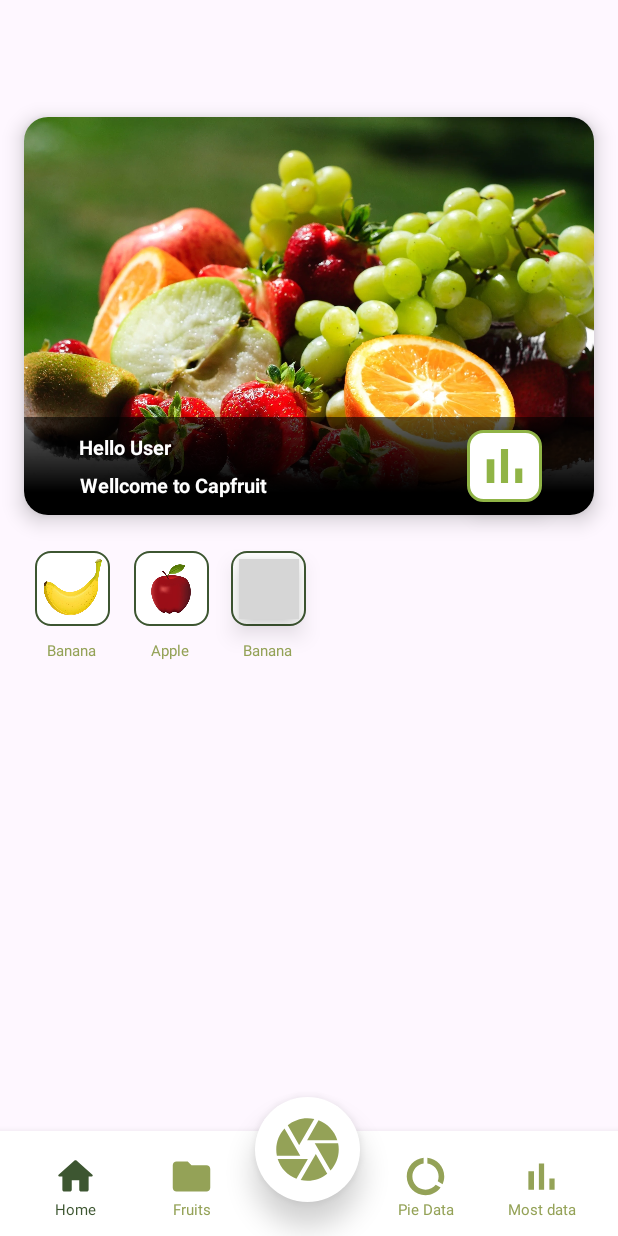
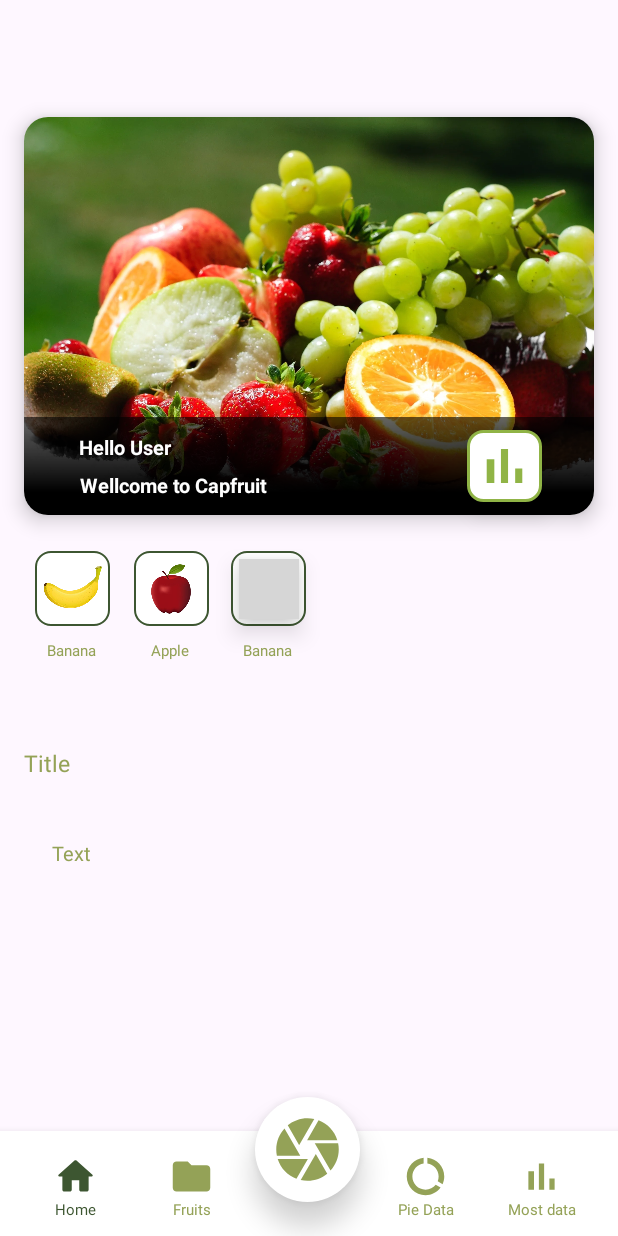
Before and after one commit to nickolandermilan30/Fruit-Detection, an Android app: the NoteActivity screen opened directly, with no data from a screen before it, on a phone screen of 412 x 824 dp. Run offline under Robolectric (Android 15) with nearby library versions, the light colour scheme and no system bars; Roboto replaces fonts that are not available here; grey boxes are pictures that could not be loaded.

Commit message:
April 14 2024

```diff
--- a/app/src/main/java/com/example/myapplication/NoteActivity.java
+++ b/app/src/main/java/com/example/myapplication/NoteActivity.java
@@ -1,23 +1,53 @@
 package com.example.myapplication;
 
 import android.os.Bundle;
-
-import androidx.activity.EdgeToEdge;
+import android.view.View;
+import android.widget.TextView;
 import androidx.appcompat.app.AppCompatActivity;
-import androidx.core.graphics.Insets;
-import androidx.core.view.ViewCompat;
-import androidx.core.view.WindowInsetsCompat;
 
 public class NoteActivity extends AppCompatActivity {
+
+    private TextView titleTextView;
+    private TextView textTextView;
 
     @Override
     protected void onCreate(Bundle savedInstanceState) {
         super.onCreate(savedInstanceState);
         setContentView(R.layout.activity_note);
 
+        titleTextView = findViewById(R.id.title);
+        textTextView = findViewById(R.id.text);
 
+        // Set click listeners for borders
+        View border1 = findViewById(R.id.border1);
+        View border2 = findViewById(R.id.border2);
+        View border3 = findViewById(R.id.border3);
 
+        border1.setOnClickListener(new View.OnClickListener() {
+            @Override
+            public void onClick(View v) {
+                // Update title and text when border1 is clicked
+                titleTextView.setText("Apple");
+                textTextView.setText("This is information about apples.");
+            }
+        });
 
+        border2.setOnClickListener(new View.OnClickListener() {
+            @Override
+            public void onClick(View v) {
+                // Update title and text when border2 is clicked
+                titleTextView.setText("Banana");
+                textTextView.setText("This is information about bananas.");
+            }
+        });
 
+        border3.setOnClickListener(new View.OnClickListener() {
+            @Override
+            public void onClick(View v) {
+                // Update title and text when border3 is clicked
+                titleTextView.setText("Orange");
+                textTextView.setText("This is information about oranges.");
+            }
+        });
     }
 }
--- a/app/src/main/res/layout/activity_note.xml
+++ b/app/src/main/res/layout/activity_note.xml
@@ -6,6 +6,37 @@
     android:layout_width="match_parent"
     android:layout_height="match_parent"
     tools:context=".NoteActivity">
+
+    <TextView
+        android:id="@+id/title"
+        android:layout_width="39dp"
+        android:layout_height="17dp"
+        android:elevation="10dp"
+        android:gravity="left|center"
+        android:text="Title"
+        android:textColor="@color/light_green"
+        android:textSize="15dp"
+        app:layout_constraintBottom_toTopOf="@+id/cardView"
+        app:layout_constraintEnd_toEndOf="parent"
+        app:layout_constraintHorizontal_bias="0.043"
+        app:layout_constraintStart_toStartOf="parent"
+        app:layout_constraintTop_toBottomOf="@+id/headerCardView"
+        app:layout_constraintVertical_bias="0.394" />
+
+    <TextView
+        android:id="@+id/text"
+        android:layout_width="329dp"
+        android:layout_height="140dp"
+        android:elevation="10dp"
+        android:text="Text"
+        android:textColor="@color/light_green"
+        android:textSize="13dp"
+        app:layout_constraintBottom_toTopOf="@+id/cardView"
+        app:layout_constraintEnd_toEndOf="parent"
+        app:layout_constraintHorizontal_bias="0.421"
+        app:layout_constraintStart_toStartOf="parent"
+        app:layout_constraintTop_toBottomOf="@+id/headerCardView"
+        app:layout_constraintVertical_bias="0.797" />
 
     <ImageButton
         android:id="@+id/bar"
@@ -130,10 +161,10 @@
     <View
         android:id="@+id/view3"
         android:layout_width="40dp"
-        android:layout_height="40dp"
+        android:layout_height="30dp"
         android:layout_centerInParent="true"
         android:layout_marginStart="5dp"
-        android:layout_marginTop="5dp"
+        android:layout_marginTop="10dp"
         android:layout_marginEnd="5dp"
         android:layout_marginBottom="5dp"
         android:background="@drawable/banana_img"
```
